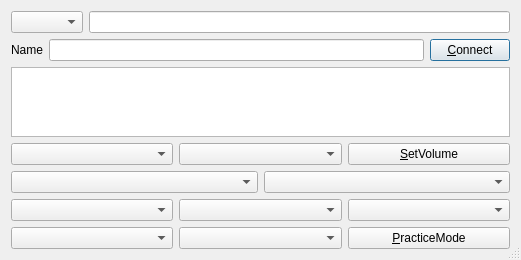
Above: src/connectdlgbase.ui from ngocdh/jamulus before the change. Below: the same form after it.
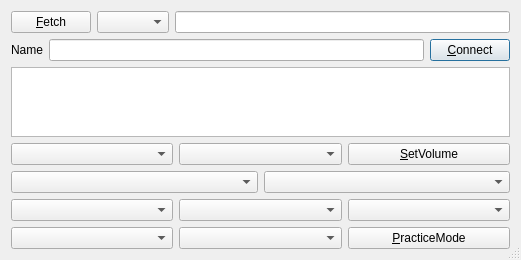
That is the form after the change. Icons and pictures are not drawn.

```diff
--- a/src/connectdlgbase.ui
+++ b/src/connectdlgbase.ui
@@ -27,7 +27,16 @@
         <layout class="QVBoxLayout">
             <item>
                 <layout class="QHBoxLayout">
-
+                    <item>
+                        <widget class="QPushButton" name="butGetServerList">
+                            <property name="text">
+                                <string>&amp;Fetch</string>
+                            </property>
+                            <property name="default">
+                                <bool>false</bool>
+                            </property>
+                        </widget>
+                    </item>
                     <item>
                         <widget class="QComboBox" name="cmbServerList"/>
                     </item>
```
